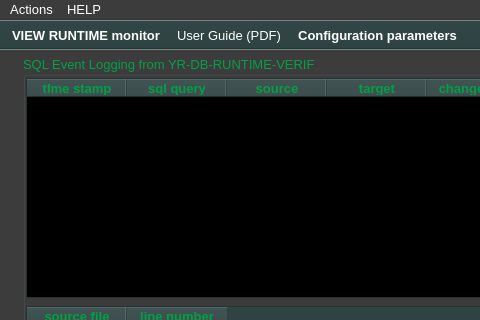
Qt form ui/yr-db-runtime-verif-main-window.ui (yerothd/yr-db-runtime-verif) before a commit; both pictures show x 0 to 480 and y 0 to 320 of the 800 by 600 pixel window.
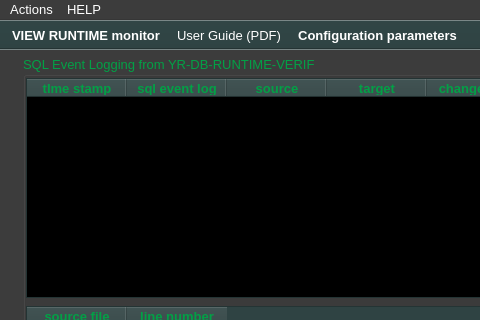
The same form after that commit. Icons and pictures are not drawn. Custom widgets are drawn as their Qt base class.

```diff
--- a/ui/yr-db-runtime-verif-main-window.ui
+++ b/ui/yr-db-runtime-verif-main-window.ui
@@ -1294,7 +1294,7 @@
      </column>
      <column>
       <property name="text">
-       <string>sql query</string>
+       <string>sql event log</string>
       </property>
       <property name="font">
        <font>
```
